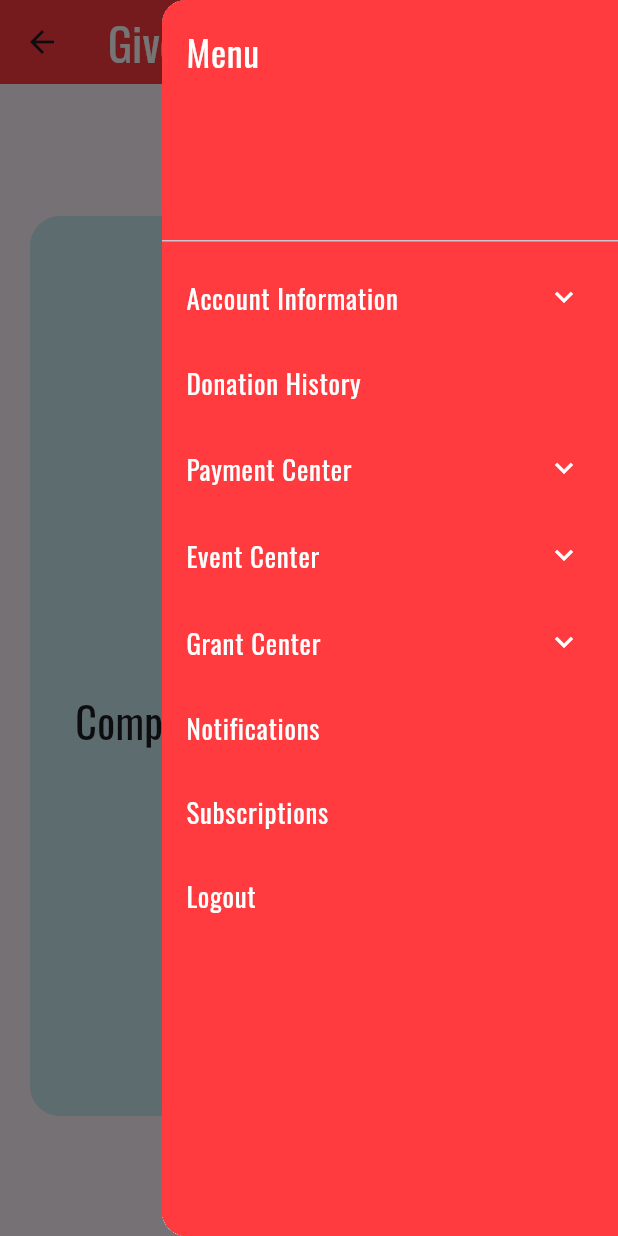
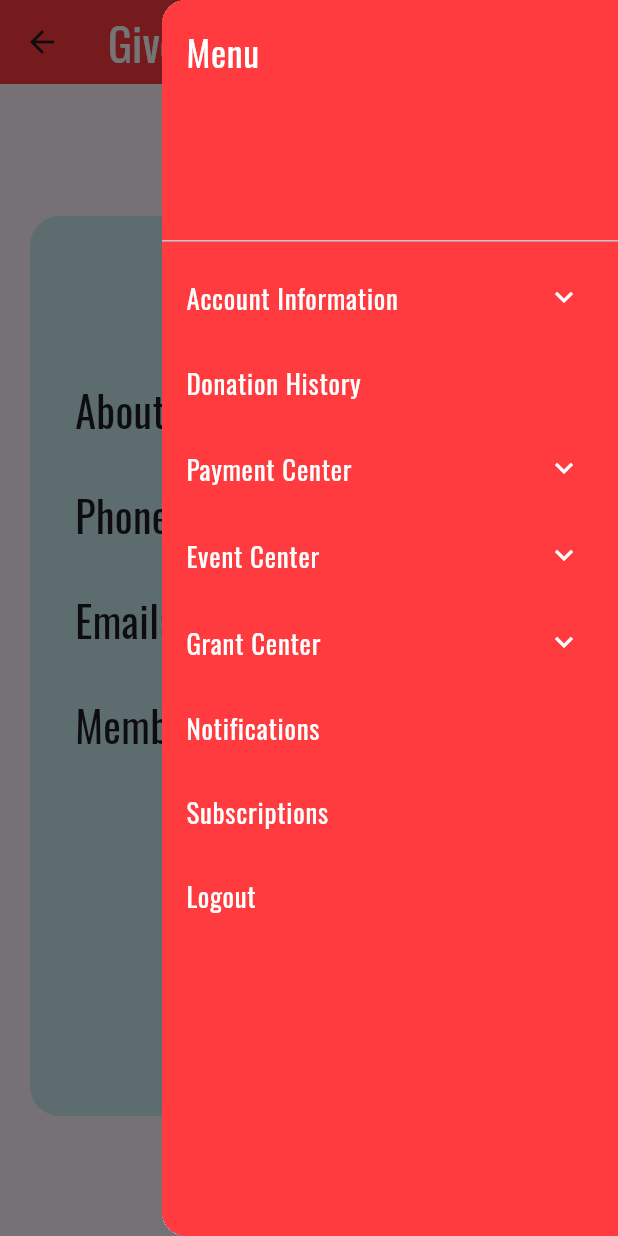
Before and after one commit to htthuyen/senior_design, a Flutter app: the DonorProfileSearchPage screen opened directly with empty values, scrolled down 242 dp, after a tap on the "menu" icon, on a phone screen of 412 x 824 dp. Run offline on Flutter 3.47's test engine with Material 3 defaults, Android fonts, the phone set to English and light mode, and no system bars; our stand-ins replace firebase_analytics, firebase_auth, firebase_core, firebase_database, firebase_messaging, google_fonts and 2 more; missing offline and left inert: dart:html, dart:js_interop; accounts and stored records are empty.

Commit message:
updated profile format

```diff
--- a/lib/webpages/company_donor/companyprofilesearch.dart
+++ b/lib/webpages/company_donor/companyprofilesearch.dart
@@ -47,14 +47,15 @@ class _CompanyProfileSearchPageState extends State<CompanyProfileSearchPage> {
         final userMembership = data['memberSince'] as String? ?? '';
         final userName = data['name'] as String? ?? '';
         final userPhone = data['phoneNumber'] as String? ?? '';
+        final userCompanyInfo = data['companyInfo'] ?? '';
 
       // Pushing data to database
       setState((){
-        name = '$userName';
-        email = '$userEmail';
-        member = 'Member Since: ' + '$userMembership';
-        phone = '$userPhone';
-        companyInfo = 'Company Info';
+        name = userName;
+        email = userEmail;
+        member = 'Member Since: ' + userMembership;
+        phone = userPhone;
+        companyInfo = userCompanyInfo;
 
       });
     });
@@ -102,26 +103,26 @@ class _CompanyProfileSearchPageState extends State<CompanyProfileSearchPage> {
                       children: [
                         Text(
                           name,
-                          style: GoogleFonts.oswald(fontSize: 30, fontWeight: FontWeight.bold),
+                          style: GoogleFonts.oswald(fontSize: 34, fontWeight: FontWeight.bold),
                         ),
                         SizedBox(height: 30),
                         Text(
-                          phone,
+                          'Company Info: ' + companyInfo,
                           style: GoogleFonts.oswald(fontSize: 28),
                         ),
                         SizedBox(height: 30),
                         Text(
-                          email,
+                          'Phone: ' + phone,
+                          style: GoogleFonts.oswald(fontSize: 28),
+                        ),
+                        SizedBox(height: 30),
+                        Text(
+                          'Email: ' + email,
                           style: GoogleFonts.oswald(fontSize: 28),
                         ),
                         SizedBox(height: 30),
                         Text(
                           member,
-                          style: GoogleFonts.oswald(fontSize: 28),
-                        ),
-                        SizedBox(height: 30),
-                        Text(
-                          companyInfo,
                           style: GoogleFonts.oswald(fontSize: 28),
                         ),
                       ],
--- a/lib/webpages/company_donor/donorprofilesearch.dart
+++ b/lib/webpages/company_donor/donorprofilesearch.dart
@@ -46,7 +46,7 @@ class _DonorProfileSearchPageState extends State<DonorProfileSearchPage> {
         final userMembership = data['memberSince'] as String? ?? '';
         final userName = data['name'] as String? ?? '';
         final userPhone = data['phoneNumber'] as String? ?? '';
-        //final userCompanyInfo = data['companyInfo'] as String? ?? '';
+        final userCompanyInfo = data['companyInfo'] as String? ?? '';
 
         //final userCompanyInfo = data['companyInfo'] as String;
 
@@ -55,7 +55,7 @@ class _DonorProfileSearchPageState extends State<DonorProfileSearchPage> {
           email = '$userEmail';
           member = '$userMembership';
           phone = '$userPhone';
-          companyInfo = 'Company Info: ';
+          companyInfo = userCompanyInfo;
 
         });
       });
@@ -109,26 +109,26 @@ class _DonorProfileSearchPageState extends State<DonorProfileSearchPage> {
                       children: [
                         Text(
                           name,
-                          style: GoogleFonts.oswald(fontSize: 30, fontWeight: FontWeight.bold),
+                          style: GoogleFonts.oswald(fontSize: 34, fontWeight: FontWeight.bold),
                         ),
                         SizedBox(height: 30),
                         Text(
-                          phone,
+                          'About: ' + companyInfo,
                           style: GoogleFonts.oswald(fontSize: 28),
                         ),
                         SizedBox(height: 30),
                         Text(
-                          email,
+                          'Phone: ' + phone,
                           style: GoogleFonts.oswald(fontSize: 28),
                         ),
                         SizedBox(height: 30),
                         Text(
-                          member,
+                          'Email: ' + email,
                           style: GoogleFonts.oswald(fontSize: 28),
                         ),
                         SizedBox(height: 30),
                         Text(
-                          companyInfo,
+                          'Member since: ' + member,
                           style: GoogleFonts.oswald(fontSize: 28),
                         ),
                       ],
```
Also changed, not shown: lib/webpages/np/npprofilesearch.dart (+13 -11 lines).
